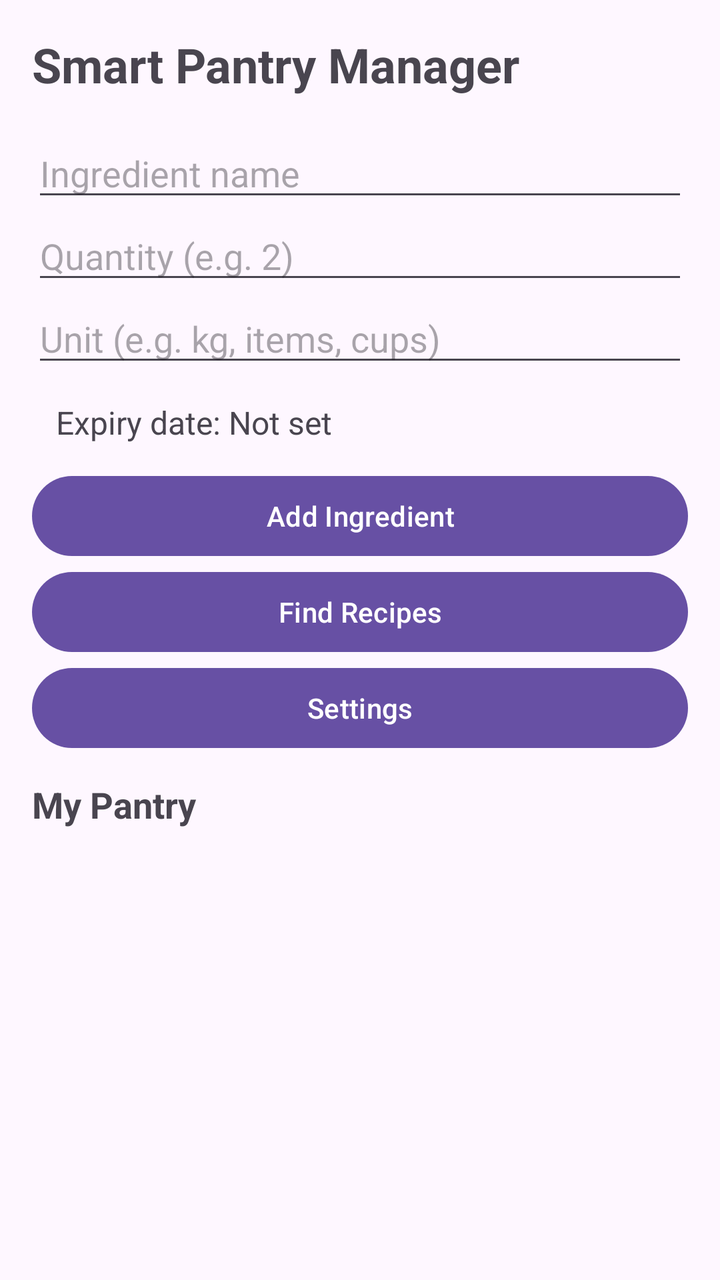
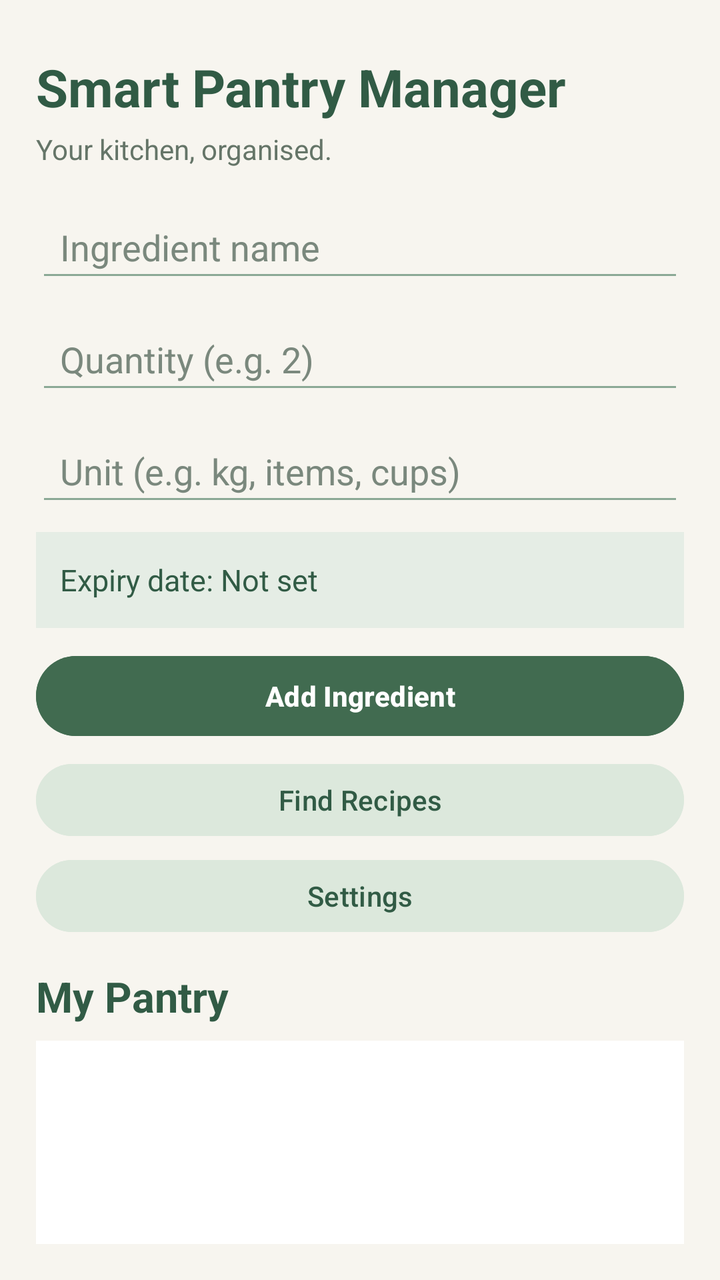

Screens rendered from an Android XML layout before and after an edit, with the pre-edit source and the edit as a unified diff.
<!-- AndroidManifest.xml: application theme Theme.SmartPantryManager -->
<!-- res/layout/activity_main.xml -->
<LinearLayout xmlns:android="http://schemas.android.com/apk/res/android"
    android:layout_width="match_parent"
    android:layout_height="match_parent"
    android:orientation="vertical"
    android:padding="16dp">

    <TextView
        android:layout_width="match_parent"
        android:layout_height="wrap_content"
        android:text="Smart Pantry Manager"
        android:textSize="24sp"
        android:textStyle="bold"
        android:paddingBottom="16dp" />

    <EditText
        android:id="@+id/ingredientName"
        android:layout_width="match_parent"
        android:layout_height="wrap_content"
        android:hint="Ingredient name"
        android:inputType="textCapSentences"
        android:singleLine="true" />

    <EditText
        android:id="@+id/ingredientQuantity"
        android:layout_width="match_parent"
        android:layout_height="wrap_content"
        android:hint="Quantity (e.g. 2)"
        android:inputType="numberDecimal"
        android:singleLine="true" />

    <EditText
        android:id="@+id/ingredientUnit"
        android:layout_width="match_parent"
        android:layout_height="wrap_content"
        android:hint="Unit (e.g. kg, items, cups)"
        android:inputType="text"
        android:singleLine="true" />

    <TextView
        android:id="@+id/expiryDateInput"
        android:layout_width="match_parent"
        android:layout_height="wrap_content"
        android:padding="12dp"
        android:text="Expiry date: Not set"
        android:textSize="16sp"
        android:clickable="true"
        android:focusable="true" />

    <Button
        android:id="@+id/addIngredientButton"
        android:layout_width="match_parent"
        android:layout_height="wrap_content"
        android:text="Add Ingredient" />

    <Button
        android:id="@+id/findRecipesButton"
        android:layout_width="match_parent"
        android:layout_height="wrap_content"
        android:text="Find Recipes" />

    <Button
        android:id="@+id/settingsButton"
        android:layout_width="match_parent"
        android:layout_height="wrap_content"
        android:text="Settings" />

    <TextView
        android:layout_width="match_parent"
        android:layout_height="wrap_content"
        android:text="My Pantry"
        android:textSize="18sp"
        android:textStyle="bold"
        android:paddingTop="12dp"
        android:paddingBottom="8dp" />

    <ListView
        android:id="@+id/pantryList"
        android:layout_width="match_parent"
        android:layout_height="0dp"
        android:layout_weight="1"
        android:dividerHeight="1dp" />

</LinearLayout>
<!-- resources referenced by this layout -->
<resources>
  <style name="Theme.SmartPantryManager" parent="Base.Theme.SmartPantryManager" />
  <style name="Base.Theme.SmartPantryManager" parent="Theme.Material3.DayNight.NoActionBar">
          
          
      </style>
</resources>

<!-- the commit's change to res/layout/activity_main.xml (unified diff, before → after) -->
@@ -2,75 +2,118 @@
     android:layout_width="match_parent"
     android:layout_height="match_parent"
     android:orientation="vertical"
-    android:padding="16dp">
+    android:padding="18dp"
+    android:background="#F7F5EF">
 
     <TextView
         android:layout_width="match_parent"
         android:layout_height="wrap_content"
         android:text="Smart Pantry Manager"
-        android:textSize="24sp"
+        android:textSize="26sp"
         android:textStyle="bold"
-        android:paddingBottom="16dp" />
+        android:textColor="#315B45"
+        android:paddingTop="8dp"
+        android:paddingBottom="4dp" />
+
+    <TextView
+        android:layout_width="match_parent"
+        android:layout_height="wrap_content"
+        android:text="Your kitchen, organised."
+        android:textSize="14sp"
+        android:textColor="#657568"
+        android:paddingBottom="14dp" />
 
     <EditText
         android:id="@+id/ingredientName"
         android:layout_width="match_parent"
-        android:layout_height="wrap_content"
+        android:layout_height="48dp"
+        android:layout_marginBottom="8dp"
+        android:paddingHorizontal="12dp"
+        android:backgroundTint="#8BA995"
         android:hint="Ingredient name"
         android:inputType="textCapSentences"
-        android:singleLine="true" />
+        android:singleLine="true"
+        android:textColor="#26382D"
+        android:textColorHint="#7A887D" />
 
     <EditText
         android:id="@+id/ingredientQuantity"
         android:layout_width="match_parent"
-        android:layout_height="wrap_content"
+        android:layout_height="48dp"
+        android:layout_marginBottom="8dp"
+        android:paddingHorizontal="12dp"
+        android:backgroundTint="#8BA995"
         android:hint="Quantity (e.g. 2)"
         android:inputType="numberDecimal"
-        android:singleLine="true" />
+        android:singleLine="true"
+        android:textColor="#26382D"
+        android:textColorHint="#7A887D" />
 
     <EditText
         android:id="@+id/ingredientUnit"
         android:layout_width="match_parent"
-        android:layout_height="wrap_content"
+        android:layout_height="48dp"
+        android:layout_marginBottom="8dp"
+        android:paddingHorizontal="12dp"
+        android:backgroundTint="#8BA995"
         android:hint="Unit (e.g. kg, items, cups)"
         android:inputType="text"
-        android:singleLine="true" />
+        android:singleLine="true"
+        android:textColor="#26382D"
+        android:textColorHint="#7A887D" />
 
     <TextView
         android:id="@+id/expiryDateInput"
         android:layout_width="match_parent"
-        android:layout_height="wrap_content"
-        android:padding="12dp"
+        android:layout_height="48dp"
+        android:layout_marginBottom="10dp"
+        android:gravity="center_vertical"
+        android:paddingHorizontal="12dp"
+        android:background="#E5EDE5"
         android:text="Expiry date: Not set"
-        android:textSize="16sp"
+        android:textSize="15sp"
+        android:textColor="#315B45"
         android:clickable="true"
         android:focusable="true" />
 
     <Button
         android:id="@+id/addIngredientButton"
         android:layout_width="match_parent"
-        android:layout_height="wrap_content"
-        android:text="Add Ingredient" />
+        android:layout_height="48dp"
+        android:layout_marginBottom="6dp"
+        android:text="Add Ingredient"
+        android:textAllCaps="false"
+        android:textStyle="bold"
+        android:textColor="#FFFFFF"
+        android:backgroundTint="#416B50" />
 
     <Button
         android:id="@+id/findRecipesButton"
         android:layout_width="match_parent"
-        android:layout_height="wrap_content"
-        android:text="Find Recipes" />
+        android:layout_height="44dp"
+        android:layout_marginBottom="4dp"
+        android:text="Find Recipes"
+        android:textAllCaps="false"
+        android:textColor="#315B45"
+        android:backgroundTint="#DCE8DC" />
 
     <Button
         android:id="@+id/settingsButton"
         android:layout_width="match_parent"
-        android:layout_height="wrap_content"
-        android:text="Settings" />
+        android:layout_height="44dp"
+        android:text="Settings"
+        android:textAllCaps="false"
+        android:textColor="#315B45"
+        android:backgroundTint="#DCE8DC" />
 
     <TextView
         android:layout_width="match_parent"
         android:layout_height="wrap_content"
         android:text="My Pantry"
-        android:textSize="18sp"
+        android:textSize="21sp"
         android:textStyle="bold"
-        android:paddingTop="12dp"
+        android:textColor="#315B45"
+        android:paddingTop="14dp"
         android:paddingBottom="8dp" />
 
     <ListView
@@ -78,6 +121,10 @@
         android:layout_width="match_parent"
         android:layout_height="0dp"
         android:layout_weight="1"
-        android:dividerHeight="1dp" />
+        android:background="#FFFFFF"
+        android:padding="4dp"
+        android:divider="#E3E9E2"
+        android:dividerHeight="1dp"
+        android:clipToPadding="false" />
 
 </LinearLayout>
